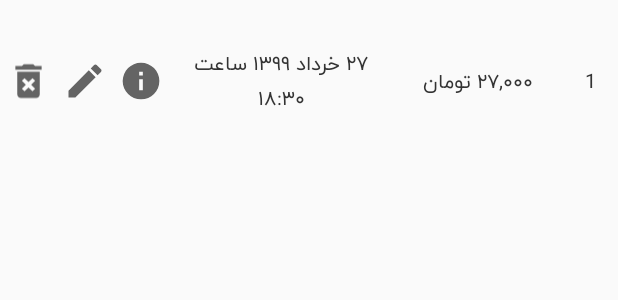
After one commit to amingoli-com/CustomerClub, an Android app: the layout item_list_order.xml on its own in the app's theme, with its tools: preview values and no code run, on a phone screen of 412 x 824 dp. The commit adds this screen. Shown: the top 300 px of the screen. Run offline under Robolectric (Android 15) with nearby library versions, the phone set to English and light mode, and no system bars.

Commit message:
add Activty List Order

```diff
--- a/app/src/main/AndroidManifest.xml
+++ b/app/src/main/AndroidManifest.xml
@@ -4,6 +4,7 @@
 
     <uses-permission android:name="android.permission.INTERNET" />
     <uses-permission android:name="android.permission.CAMERA" />
+
     <uses-feature
         android:name="android.hardware.camera"
         android:required="true" />
@@ -16,7 +17,8 @@
         android:roundIcon="@mipmap/ic_launcher_round"
         android:supportsRtl="true"
         android:theme="@style/AppTheme">
-        <activity android:name=".activity.ScanActivity"/>
+        <activity android:name=".activity.ListOrder.ListOrderActivity"></activity>
+        <activity android:name=".activity.ScanActivity" />
 
         <meta-data
             android:name="com.google.android.gms.vision.DEPENDENCIES"
@@ -33,7 +35,7 @@
         </activity>
         <activity
             android:name=".activity.TicketResultActivity"
-            android:screenOrientation="portrait"/>
+            android:screenOrientation="portrait" />
     </application>
 
 </manifest>
--- /dev/null
+++ b/app/src/main/res/drawable/ic_delete.xml
@@ -0,0 +1,5 @@
+<vector android:autoMirrored="true" android:height="100dp"
+    android:tint="?attr/colorControlNormal" android:viewportHeight="24"
+    android:viewportWidth="24" android:width="100dp" xmlns:android="http://schemas.android.com/apk/res/android">
+    <path android:fillColor="@android:color/white" android:pathData="M6,19c0,1.1 0.9,2 2,2h8c1.1,0 2,-0.9 2,-2L18,7L6,7v12zM8.46,11.88l1.41,-1.41L12,12.59l2.12,-2.12 1.41,1.41L13.41,14l2.12,2.12 -1.41,1.41L12,15.41l-2.12,2.12 -1.41,-1.41L10.59,14l-2.13,-2.12zM15.5,4l-1,-1h-5l-1,1L5,4v2h14L19,4z"/>
+</vector>
--- /dev/null
+++ b/app/src/main/res/drawable/ic_edit.xml
@@ -0,0 +1,5 @@
+<vector android:autoMirrored="false" android:height="100dp"
+    android:tint="?attr/colorControlNormal" android:viewportHeight="24"
+    android:viewportWidth="24" android:width="100dp" xmlns:android="http://schemas.android.com/apk/res/android">
+    <path android:fillColor="@android:color/white" android:pathData="M3,17.25V21h3.75L17.81,9.94l-3.75,-3.75L3,17.25zM20.71,7.04c0.39,-0.39 0.39,-1.02 0,-1.41l-2.34,-2.34c-0.39,-0.39 -1.02,-0.39 -1.41,0l-1.83,1.83 3.75,3.75 1.83,-1.83z"/>
+</vector>
--- /dev/null
+++ b/app/src/main/res/drawable/ic_info.xml
@@ -0,0 +1,5 @@
+<vector android:autoMirrored="true" android:height="100dp"
+    android:tint="?attr/colorControlNormal" android:viewportHeight="24"
+    android:viewportWidth="24" android:width="100dp" xmlns:android="http://schemas.android.com/apk/res/android">
+    <path android:fillColor="@android:color/white" android:pathData="M12,2C6.48,2 2,6.48 2,12s4.48,10 10,10 10,-4.48 10,-10S17.52,2 12,2zM13,17h-2v-6h2v6zM13,9h-2L11,7h2v2z"/>
+</vector>
--- /dev/null
+++ b/app/src/main/res/layout/item_list_order.xml
@@ -0,0 +1,50 @@
+<?xml version="1.0" encoding="utf-8"?>
+<LinearLayout
+    xmlns:android="http://schemas.android.com/apk/res/android"
+    android:orientation="horizontal"
+    android:layoutDirection="rtl"
+    android:layout_width="match_parent"
+    android:layout_height="wrap_content">
+
+    <TextView
+        android:id="@+id/no"
+        style="@style/textviewItemListOrder"
+        android:layout_weight="1"
+        android:text="1"
+        />
+
+    <TextView
+        android:id="@+id/price"
+        style="@style/textviewItemListOrder"
+        android:layout_weight="3"
+        android:text="۲۷,۰۰۰ تومان"
+        />
+
+    <TextView
+        android:id="@+id/date"
+        style="@style/textviewItemListOrder"
+        android:layout_weight="4"
+        android:text="۲۷ خرداد ۱۳۹۹ ساعت ۱۸:۳۰"
+        />
+
+    <ImageView
+        android:id="@+id/desc"
+        style="@style/textviewItemListOrder"
+        android:layout_weight="1"
+        android:src="@drawable/ic_info"
+        />
+
+    <ImageView
+        android:id="@+id/edit"
+        style="@style/textviewItemListOrder"
+        android:layout_weight="1"
+        android:src="@drawable/ic_edit"
+        />
+    <ImageView
+        android:id="@+id/delete"
+        style="@style/textviewItemListOrder"
+        android:layout_weight="1"
+        android:src="@drawable/ic_delete"
+        />
+
+</LinearLayout>
--- a/app/src/main/res/values/styles.xml
+++ b/app/src/main/res/values/styles.xml
@@ -8,4 +8,14 @@
         <item name="colorAccent">@color/colorAccent</item>
     </style>
 
+    <style name="textviewItemListOrder">
+        <item name="android:layout_width">0dp</item>
+        <item name="android:layout_height">match_parent</item>
+        <item name="android:textAlignment">center</item>
+        <item name="android:textSize">@dimen/_10ssp</item>
+        <item name="android:textColor">#333</item>
+        <item name="android:padding">@dimen/_3sdp</item>
+        <item name="android:gravity">center</item>
+    </style>
+
 </resources>
```
Also changed, not shown: app/src/main/java/amingoli/meshkatgallery/coustomerclub/activity/ListOrder/AdapterListOrder.java (added, +89 -0 lines), app/src/main/java/amingoli/meshkatgallery/coustomerclub/activity/ListOrder/ListOrderActivity.java (added, +83 -0 lines), app/src/main/java/amingoli/meshkatgallery/coustomerclub/activity/ListOrder/ListOrderModel.java (added, +44 -0 lines), app/src/main/java/amingoli/meshkatgallery/coustomerclub/activity/TicketResultActivity.java (+5 -2 lines), app/src/main/res/layout/activity_list_order.xml (added, +10 -0 lines).
